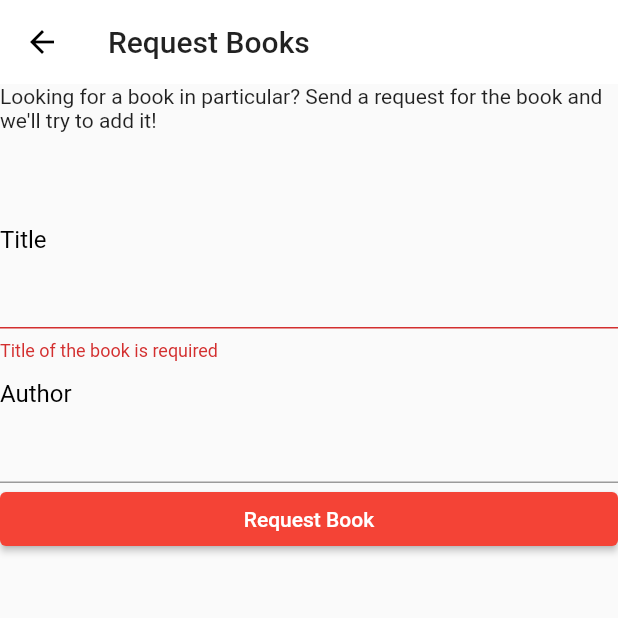
After one commit to zinbrox/books_app, a Flutter app: the requestPage screen opened by its route, after a tap on "Request Book", on a phone screen of 412 x 824 dp, the top half of it. The commit adds this screen. Run offline on Flutter 3.47's test engine with Material 2 defaults, Android fonts, the light colour scheme and no system bars; our stand-ins replace cloud_firestore, file_picker, firebase_auth, firebase_core, firebase_storage, fluttertoast and 2 more; missing offline and left inert: downloads_path_provider, epub, epub_viewer; accounts and stored records are empty.

Commit message:
Added automatic sign in, feedback Page and requests Page

```diff
--- a/lib/main.dart
+++ b/lib/main.dart
@@ -1,5 +1,6 @@
 import 'package:books_app/pages/LoginPage.dart';
 import 'package:books_app/pages/myBooksPage.dart';
+import 'package:books_app/pages/requestFeedbackPage.dart';
 import 'package:books_app/styles/color_styles.dart';
 import 'package:flutter/material.dart';
 import 'package:books_app/pages/home.dart';
@@ -44,6 +45,8 @@ class _MyAppState extends State<MyApp> {
               '/myPage': (context) => myPage(),
               '/adminPage': (context) => AdminPage(),
               '/mainHomePage': (context) => mainHomePage(),
+              '/requestsPage':(context) => requestPage(),
+              '/feedbackPage':(context) => feedbackPage(),
             },
           );
         },
--- a/lib/pages/mainHomePage.dart
+++ b/lib/pages/mainHomePage.dart
@@ -90,8 +90,6 @@ class _mainHomePageState extends State<mainHomePage> {
         toastLength: Toast.LENGTH_SHORT,
         gravity: ToastGravity.BOTTOM,
         timeInSecForIosWeb: 1,
-        backgroundColor: Colors.grey,
-        textColor: Colors.white,
         fontSize: 16.0);
   }
 
--- /dev/null
+++ b/lib/pages/requestFeedbackPage.dart
@@ -0,0 +1,137 @@
+import 'package:cloud_firestore/cloud_firestore.dart';
+import 'package:firebase_auth/firebase_auth.dart';
+import 'package:flutter/material.dart';
+import 'package:fluttertoast/fluttertoast.dart';
+
+class requestPage extends StatefulWidget {
+  @override
+  _requestPageState createState() => _requestPageState();
+}
+
+class _requestPageState extends State<requestPage> {
+  final TextEditingController _title = new TextEditingController();
+  final TextEditingController _author = new TextEditingController();
+  String titleText, authorText;
+  final firestoreInstance = FirebaseFirestore.instance;
+  var firebaseUser =  FirebaseAuth.instance.currentUser;
+  final _formKey = GlobalKey<FormState>();
+
+  @override
+  Widget build(BuildContext context) {
+    return Form(
+      key: _formKey,
+      child: Scaffold(
+        appBar: AppBar(
+          title: Text("Request Books"),
+        ),
+        body: Center(
+            child: ListView(
+          children: <Widget>[
+            Center(child: Text("Looking for a book in particular? Send a request for the book and we'll try to add it!")),
+            SizedBox(height: 50,),
+            TextFormField(
+              controller: _title,
+              maxLines: 3,
+              onChanged: (value) {
+                titleText = _title.text;
+              },
+              validator: (value) {
+                if (value == null || value.isEmpty) {
+                  return 'Title of the book is required';
+                }
+                return null;
+              },
+              decoration: InputDecoration(hintText: "Title"),
+            ),
+            TextFormField(
+              controller: _author,
+              maxLines: 3,
+              onChanged: (value) {
+                authorText = _author.text;
+              },
+              decoration: InputDecoration(hintText: "Author"),
+            ),
+            ElevatedButton(onPressed: () {
+              FocusScope.of(context).unfocus();
+              if (_formKey.currentState.validate()) {
+                if(authorText == null)
+                  authorText = "noAuthor";
+                firestoreInstance
+                    .collection("bookRequests")
+                    .doc('requestsDoc')
+                    .update({
+                  'requests': FieldValue.arrayUnion([titleText + " , " + authorText + " - " + firebaseUser.displayName])
+                });
+                Fluttertoast.showToast(
+                    msg: "Book Request Sent!",
+                    toastLength: Toast.LENGTH_SHORT,
+                    gravity: ToastGravity.BOTTOM,
+                    timeInSecForIosWeb: 1,
+                    fontSize: 16.0);
+              }
+            }, child: Text("Request Book")),
+          ],
+        )),
+      ),
+    );
+  }
+}
+
+class feedbackPage extends StatefulWidget {
+  @override
+  _feedbackPageState createState() => _feedbackPageState();
+}
+
+class _feedbackPageState extends State<feedbackPage> {
+  final TextEditingController _text = new TextEditingController();
+  final firestoreInstance = FirebaseFirestore.instance;
+  var firebaseUser =  FirebaseAuth.instance.currentUser;
+
+  @override
+  Widget build(BuildContext context) {
+    return Scaffold(
+      appBar: AppBar(
+        title: Text("Feedback Page"),
+      ),
+      body: Center(
+        child: Column(
+          children: <Widget>[
+            SizedBox(
+              height: 30,
+            ),
+            TextFormField(
+              controller: _text,
+              maxLines: 12,
+              decoration: InputDecoration(
+                focusedBorder: OutlineInputBorder(
+                    borderSide: BorderSide(color: Colors.grey)),
+                //border: OutlineInputBorder(borderSide: new BorderSide(color: Colors.white, width: 20.0)),
+                hintText: "Enter Feedback",
+              ),
+            ),
+            SizedBox(
+              height: 20,
+            ),
+            ElevatedButton(
+              child: Text("Send Feedback"),
+              onPressed: () {
+                final snackBar =
+                    SnackBar(content: Text('Thank you for your Feedback!'));
+                Scaffold.of(context).showSnackBar(snackBar);
+                FocusScope.of(context).unfocus();
+                firestoreInstance
+                    .collection("feedbackCollection")
+                    .doc('feedback')
+                    .update({
+                  'feedbackArray': FieldValue.arrayUnion(
+                      [firebaseUser.displayName + " : " + _text.text])
+                });
+                print("Feedback Sent");
+              },
+            ),
+          ],
+        ),
+      ),
+    );
+  }
+}
--- a/lib/pages/settingsPage.dart
+++ b/lib/pages/settingsPage.dart
@@ -64,6 +64,14 @@ class _SettingsPageState extends State<SettingsPage> {
             },
             child: Text("Admin Page"),
           ),
+          ListTile(
+            title: Text("Request Books"),
+            onTap: () => Navigator.pushNamed(context, '/requestsPage'),
+          ),
+          ListTile(
+            title: Text("Feedback"),
+            onTap: () => Navigator.pushNamed(context, '/feedbackPage'),
+          ),
         ],
       ),),
     );
--- a/pubspec.yaml
+++ b/pubspec.yaml
@@ -33,7 +33,6 @@ dependencies:
   downloads_path_provider: ^0.1.0
   shared_preferences: ^0.5.12+4
   epub: ^2.1.0
-  #epubx: ^3.0.0-dev.3
   fluttertoast: ^8.0.3
   provider: ^5.0.0
   cloud_firestore: ^0.16.0
```
Also changed, not shown: lib/pages/LoginPage.dart (+21 -1 lines), lib/pages/myBooksPage.dart (+9 -0 lines).
